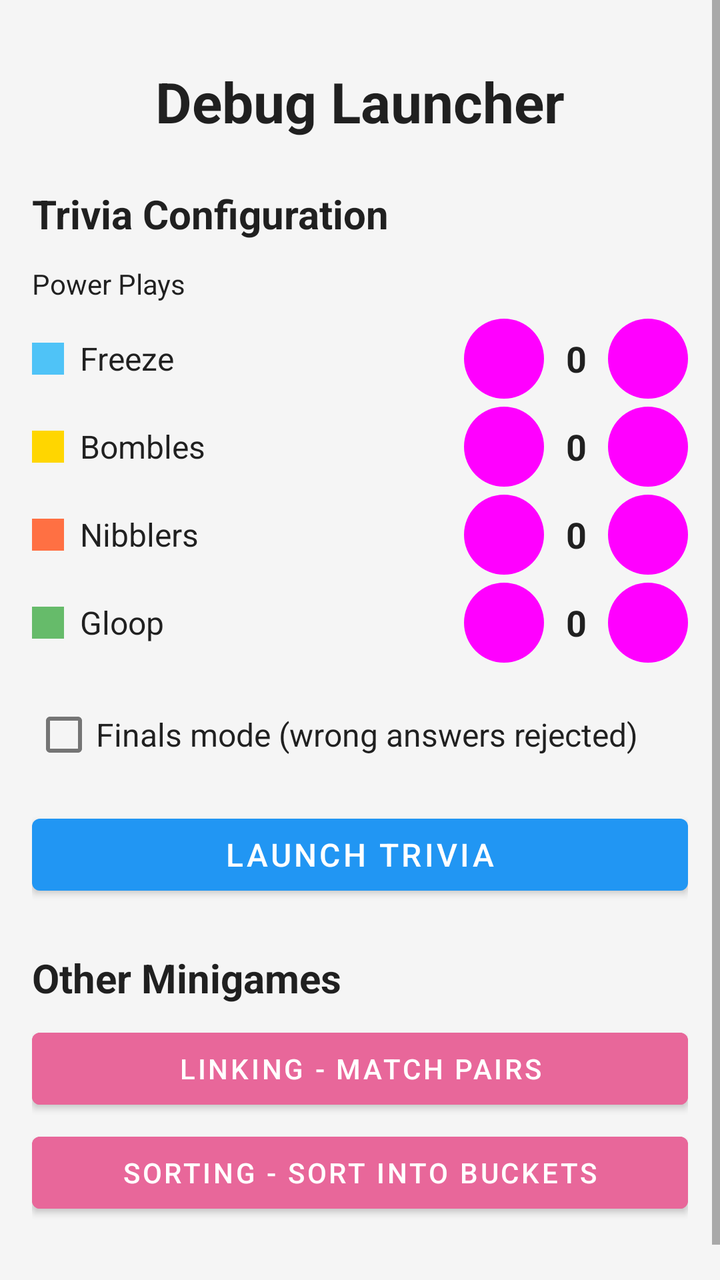
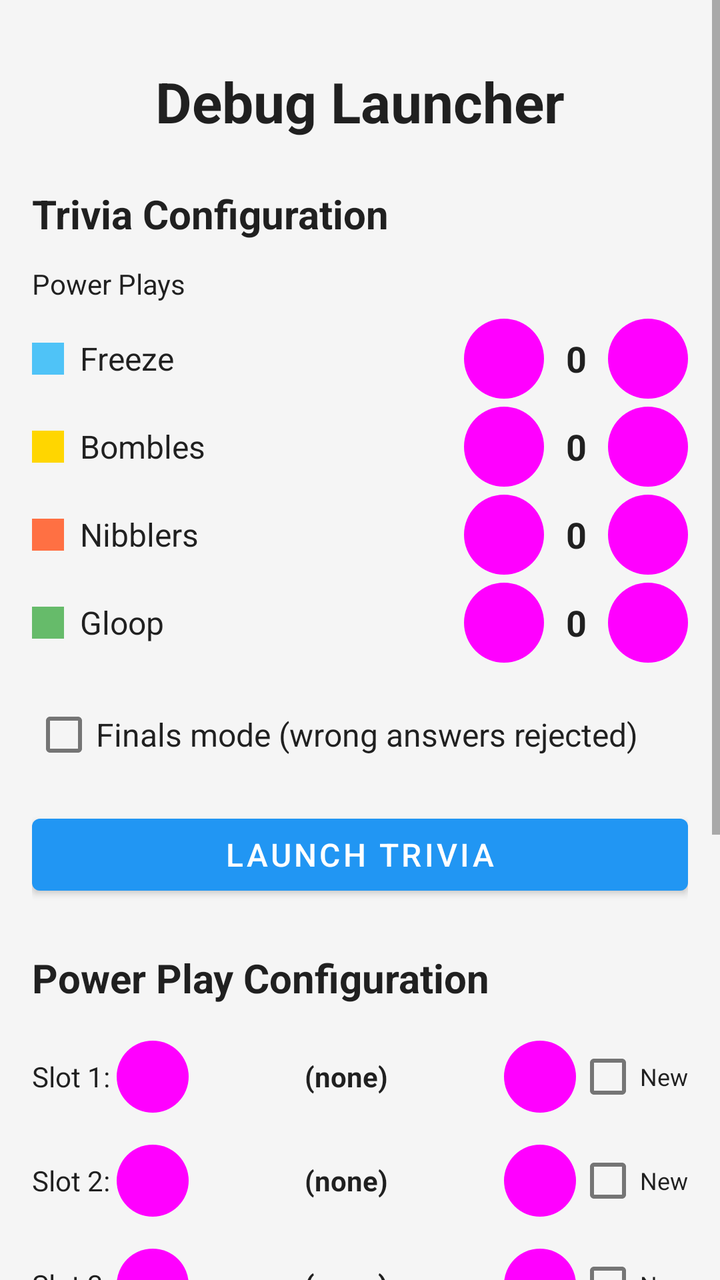

Two renders of the same Android screen: before a commit and after it. Below are the layout's source before the change and the commit's diff.
<!-- AndroidManifest.xml: application theme Theme.GameRemoteClient -->
<!-- res/layout/fragment_debug_launcher.xml -->
<?xml version="1.0" encoding="utf-8"?>
<ScrollView xmlns:android="http://schemas.android.com/apk/res/android"
    android:layout_width="match_parent"
    android:layout_height="match_parent"
    android:background="@color/background"
    android:fillViewport="true">

    <LinearLayout
        android:layout_width="match_parent"
        android:layout_height="wrap_content"
        android:orientation="vertical"
        android:padding="16dp">

        <TextView
            android:layout_width="match_parent"
            android:layout_height="wrap_content"
            android:text="Debug Launcher"
            android:textSize="28sp"
            android:textStyle="bold"
            android:textColor="@color/text_primary"
            android:gravity="center"
            android:layout_marginTop="16dp"
            android:layout_marginBottom="24dp" />

        
        <TextView
            android:layout_width="match_parent"
            android:layout_height="wrap_content"
            android:text="Trivia Configuration"
            android:textSize="20sp"
            android:textStyle="bold"
            android:textColor="@color/text_primary"
            android:layout_marginBottom="12dp" />

        
        <TextView
            android:layout_width="match_parent"
            android:layout_height="wrap_content"
            android:text="Power Plays"
            android:textSize="14sp"
            android:textColor="@color/text_primary"
            android:layout_marginBottom="8dp" />

        
        <LinearLayout
            android:layout_width="match_parent"
            android:layout_height="wrap_content"
            android:orientation="horizontal"
            android:gravity="center_vertical"
            android:layout_marginBottom="4dp">

            <View
                android:layout_width="16dp"
                android:layout_height="16dp"
                android:layout_marginEnd="8dp"
                android:background="#4FC3F7" />

            <TextView
                android:layout_width="0dp"
                android:layout_height="wrap_content"
                android:layout_weight="1"
                android:text="Freeze"
                android:textSize="16sp"
                android:textColor="@color/text_primary" />

            <com.google.android.material.button.MaterialButton
                android:id="@+id/btnFreezeMinus"
                style="@style/Widget.Material3.Button.TonalButton"
                android:layout_width="40dp"
                android:layout_height="40dp"
                android:text="-"
                android:textSize="18sp"
                android:padding="0dp"
                android:insetTop="0dp"
                android:insetBottom="0dp" />

            <TextView
                android:id="@+id/txtFreezeCount"
                android:layout_width="32dp"
                android:layout_height="wrap_content"
                android:text="0"
                android:textSize="18sp"
                android:textStyle="bold"
                android:textColor="@color/text_primary"
                android:gravity="center" />

            <com.google.android.material.button.MaterialButton
                android:id="@+id/btnFreezePlus"
                style="@style/Widget.Material3.Button.TonalButton"
                android:layout_width="40dp"
                android:layout_height="40dp"
                android:text="+"
                android:textSize="18sp"
                android:padding="0dp"
                android:insetTop="0dp"
                android:insetBottom="0dp" />
        </LinearLayout>

        
        <LinearLayout
            android:layout_width="match_parent"
            android:layout_height="wrap_content"
            android:orientation="horizontal"
            android:gravity="center_vertical"
            android:layout_marginBottom="4dp">

            <View
                android:layout_width="16dp"
                android:layout_height="16dp"
                android:layout_marginEnd="8dp"
                android:background="#FFD600" />

            <TextView
                android:layout_width="0dp"
                android:layout_height="wrap_content"
                android:layout_weight="1"
                android:text="Bombles"
                android:textSize="16sp"
                android:textColor="@color/text_primary" />

            <com.google.android.material.button.MaterialButton
                android:id="@+id/btnBomblesMinus"
                style="@style/Widget.Material3.Button.TonalButton"
                android:layout_width="40dp"
                android:layout_height="40dp"
                android:text="-"
                android:textSize="18sp"
                android:padding="0dp"
                android:insetTop="0dp"
                android:insetBottom="0dp" />

            <TextView
                android:id="@+id/txtBomblesCount"
                android:layout_width="32dp"
                android:layout_height="wrap_content"
                android:text="0"
                android:textSize="18sp"
                android:textStyle="bold"
                android:textColor="@color/text_primary"
                android:gravity="center" />

            <com.google.android.material.button.MaterialButton
                android:id="@+id/btnBomblesPlus"
                style="@style/Widget.Material3.Button.TonalButton"
                android:layout_width="40dp"
                android:layout_height="40dp"
                android:text="+"
                android:textSize="18sp"
                android:padding="0dp"
                android:insetTop="0dp"
                android:insetBottom="0dp" />
        </LinearLayout>

        
        <LinearLayout
            android:layout_width="match_parent"
            android:layout_height="wrap_content"
            android:orientation="horizontal"
            android:gravity="center_vertical"
            android:layout_marginBottom="4dp">

            <View
                android:layout_width="16dp"
                android:layout_height="16dp"
                android:layout_marginEnd="8dp"
                android:background="#FF7043" />

            <TextView
                android:layout_width="0dp"
                android:layout_height="wrap_content"
                android:layout_weight="1"
                android:text="Nibblers"
                android:textSize="16sp"
                android:textColor="@color/text_primary" />

            <com.google.android.material.button.MaterialButton
                android:id="@+id/btnNibblersMinus"
                style="@style/Widget.Material3.Button.TonalButton"
                android:layout_width="40dp"
                android:layout_height="40dp"
                android:text="-"
                android:textSize="18sp"
                android:padding="0dp"
                android:insetTop="0dp"
                android:insetBottom="0dp" />

            <TextView
                android:id="@+id/txtNibblersCount"
                android:layout_width="32dp"
                android:layout_height="wrap_content"
                android:text="0"
                android:textSize="18sp"
                android:textStyle="bold"
                android:textColor="@color/text_primary"
                android:gravity="center" />

            <com.google.android.material.button.MaterialButton
                android:id="@+id/btnNibblersPlus"
                style="@style/Widget.Material3.Button.TonalButton"
                android:layout_width="40dp"
                android:layout_height="40dp"
                android:text="+"
                android:textSize="18sp"
                android:padding="0dp"
                android:insetTop="0dp"
                android:insetBottom="0dp" />
        </LinearLayout>

        
        <LinearLayout
            android:layout_width="match_parent"
            android:layout_height="wrap_content"
            android:orientation="horizontal"
            android:gravity="center_vertical"
            android:layout_marginBottom="12dp">

            <View
                android:layout_width="16dp"
                android:layout_height="16dp"
                android:layout_marginEnd="8dp"
                android:background="#66BB6A" />

            <TextView
                android:layout_width="0dp"
                android:layout_height="wrap_content"
                android:layout_weight="1"
                android:text="Gloop"
                android:textSize="16sp"
                android:textColor="@color/text_primary" />

            <com.google.android.material.button.MaterialButton
                android:id="@+id/btnGloopMinus"
                style="@style/Widget.Material3.Button.TonalButton"
                android:layout_width="40dp"
                android:layout_height="40dp"
                android:text="-"
                android:textSize="18sp"
                android:padding="0dp"
                android:insetTop="0dp"
                android:insetBottom="0dp" />

            <TextView
                android:id="@+id/txtGloopCount"
                android:layout_width="32dp"
                android:layout_height="wrap_content"
                android:text="0"
                android:textSize="18sp"
                android:textStyle="bold"
                android:textColor="@color/text_primary"
                android:gravity="center" />

            <com.google.android.material.button.MaterialButton
                android:id="@+id/btnGloopPlus"
                style="@style/Widget.Material3.Button.TonalButton"
                android:layout_width="40dp"
                android:layout_height="40dp"
                android:text="+"
                android:textSize="18sp"
                android:padding="0dp"
                android:insetTop="0dp"
                android:insetBottom="0dp" />
        </LinearLayout>

        
        <com.google.android.material.checkbox.MaterialCheckBox
            android:id="@+id/chkFinals"
            android:layout_width="match_parent"
            android:layout_height="wrap_content"
            android:text="Finals mode (wrong answers rejected)"
            android:textSize="16sp"
            android:textColor="@color/text_primary"
            android:layout_marginBottom="12dp" />

        
        <com.google.android.material.button.MaterialButton
            android:id="@+id/btnLaunchTrivia"
            android:layout_width="match_parent"
            android:layout_height="wrap_content"
            android:text="Launch Trivia"
            android:textSize="16sp"
            android:layout_marginBottom="24dp" />

        
        <TextView
            android:layout_width="match_parent"
            android:layout_height="wrap_content"
            android:text="Other Minigames"
            android:textSize="20sp"
            android:textStyle="bold"
            android:textColor="@color/text_primary"
            android:layout_marginBottom="8dp" />

        <com.google.android.material.button.MaterialButton
            android:id="@+id/btnLinking"
            android:layout_width="match_parent"
            android:layout_height="wrap_content"
            android:text="Linking - Match Pairs"
            android:backgroundTint="#E8679A"
            android:layout_marginBottom="4dp" />

        <com.google.android.material.button.MaterialButton
            android:id="@+id/btnSorting"
            android:layout_width="match_parent"
            android:layout_height="wrap_content"
            android:text="Sorting - Sort Into Buckets"
            android:backgroundTint="#E8679A"
            android:layout_marginBottom="32dp" />

    </LinearLayout>
</ScrollView>
<!-- resources referenced by this layout -->
<resources>
  <color name="background">#FFF5F5F5</color>
  <color name="text_primary">#DE000000</color>
  <style name="Theme.GameRemoteClient" parent="Theme.MaterialComponents.DayNight.NoActionBar">
          <item name="colorPrimary">@color/primary</item>
          <item name="colorPrimaryDark">@color/primary_dark</item>
          <item name="colorAccent">@color/accent</item>
          <item name="android:windowBackground">@color/background</item>
          <item name="android:windowLayoutInDisplayCutoutMode">shortEdges</item>
      </style>
  <color name="primary">#FF2196F3</color>
  <color name="primary_dark">#FF1976D2</color>
  <color name="accent">#FFFF5722</color>
</resources>

<!-- the commit's change to res/layout/fragment_debug_launcher.xml (unified diff, before → after) -->
@@ -284,6 +284,246 @@
         <TextView
             android:layout_width="match_parent"
             android:layout_height="wrap_content"
+            android:text="Power Play Configuration"
+            android:textSize="20sp"
+            android:textStyle="bold"
+            android:textColor="@color/text_primary"
+            android:layout_marginBottom="12dp" />
+
+        
+        <LinearLayout
+            android:layout_width="match_parent"
+            android:layout_height="wrap_content"
+            android:orientation="horizontal"
+            android:gravity="center_vertical"
+            android:layout_marginBottom="4dp">
+
+            <TextView
+                android:layout_width="wrap_content"
+                android:layout_height="wrap_content"
+                android:text="Slot 1: "
+                android:textSize="14sp"
+                android:textColor="@color/text_primary" />
+
+            <com.google.android.material.button.MaterialButton
+                android:id="@+id/btnPPSlot1Prev"
+                style="@style/Widget.Material3.Button.TonalButton"
+                android:layout_width="36dp"
+                android:layout_height="36dp"
+                android:text="&lt;"
+                android:textSize="16sp"
+                android:padding="0dp"
+                android:insetTop="0dp"
+                android:insetBottom="0dp" />
+
+            <TextView
+                android:id="@+id/txtPPSlot1"
+                android:layout_width="0dp"
+                android:layout_height="wrap_content"
+                android:layout_weight="1"
+                android:text="(none)"
+                android:textSize="14sp"
+                android:textStyle="bold"
+                android:textColor="@color/text_primary"
+                android:gravity="center" />
+
+            <com.google.android.material.button.MaterialButton
+                android:id="@+id/btnPPSlot1Next"
+                style="@style/Widget.Material3.Button.TonalButton"
+                android:layout_width="36dp"
+                android:layout_height="36dp"
+                android:text="&gt;"
+                android:textSize="16sp"
+                android:padding="0dp"
+                android:insetTop="0dp"
+                android:insetBottom="0dp" />
+
+            <com.google.android.material.checkbox.MaterialCheckBox
+                android:id="@+id/chkPPSlot1New"
+                android:layout_width="wrap_content"
+                android:layout_height="wrap_content"
+                android:text="New"
+                android:textSize="12sp"
+                android:textColor="@color/text_primary" />
+        </LinearLayout>
+
+        
+        <LinearLayout
+            android:layout_width="match_parent"
+            android:layout_height="wrap_content"
+            android:orientation="horizontal"
+            android:gravity="center_vertical"
+            android:layout_marginBottom="4dp">
+
+            <TextView
+                android:layout_width="wrap_content"
+                android:layout_height="wrap_content"
+                android:text="Slot 2: "
+                android:textSize="14sp"
+                android:textColor="@color/text_primary" />
+
+            <com.google.android.material.button.MaterialButton
+                android:id="@+id/btnPPSlot2Prev"
+                style="@style/Widget.Material3.Button.TonalButton"
+                android:layout_width="36dp"
+                android:layout_height="36dp"
+                android:text="&lt;"
+                android:textSize="16sp"
+                android:padding="0dp"
+                android:insetTop="0dp"
+                android:insetBottom="0dp" />
+
+            <TextView
+                android:id="@+id/txtPPSlot2"
+                android:layout_width="0dp"
+                android:layout_height="wrap_content"
+                android:layout_weight="1"
+                android:text="(none)"
+                android:textSize="14sp"
+                android:textStyle="bold"
+                android:textColor="@color/text_primary"
+                android:gravity="center" />
+
+            <com.google.android.material.button.MaterialButton
+                android:id="@+id/btnPPSlot2Next"
+                style="@style/Widget.Material3.Button.TonalButton"
+                android:layout_width="36dp"
+                android:layout_height="36dp"
+                android:text="&gt;"
+                android:textSize="16sp"
+                android:padding="0dp"
+                android:insetTop="0dp"
+                android:insetBottom="0dp" />
+
+            <com.google.android.material.checkbox.MaterialCheckBox
+                android:id="@+id/chkPPSlot2New"
+                android:layout_width="wrap_content"
+                android:layout_height="wrap_content"
+                android:text="New"
+                android:textSize="12sp"
+                android:textColor="@color/text_primary" />
+        </LinearLayout>
+
+        
+        <LinearLayout
+            android:layout_width="match_parent"
+            android:layout_height="wrap_content"
+            android:orientation="horizontal"
+            android:gravity="center_vertical"
+            android:layout_marginBottom="8dp">
+
+            <TextView
+                android:layout_width="wrap_content"
+                android:layout_height="wrap_content"
+                android:text="Slot 3: "
+                android:textSize="14sp"
+                android:textColor="@color/text_primary" />
+
+            <com.google.android.material.button.MaterialButton
+                android:id="@+id/btnPPSlot3Prev"
+                style="@style/Widget.Material3.Button.TonalButton"
+                android:layout_width="36dp"
+                android:layout_height="36dp"
+                android:text="&lt;"
+                android:textSize="16sp"
+                android:padding="0dp"
+                android:insetTop="0dp"
+                android:insetBottom="0dp" />
+
+            <TextView
+                android:id="@+id/txtPPSlot3"
+                android:layout_width="0dp"
+                android:layout_height="wrap_content"
+                android:layout_weight="1"
+                android:text="(none)"
+                android:textSize="14sp"
+                android:textStyle="bold"
+                android:textColor="@color/text_primary"
+                android:gravity="center" />
+
+            <com.google.android.material.button.MaterialButton
+                android:id="@+id/btnPPSlot3Next"
+                style="@style/Widget.Material3.Button.TonalButton"
+                android:layout_width="36dp"
+                android:layout_height="36dp"
+                android:text="&gt;"
+                android:textSize="16sp"
+                android:padding="0dp"
+                android:insetTop="0dp"
+                android:insetBottom="0dp" />
+
+            <com.google.android.material.checkbox.MaterialCheckBox
+                android:id="@+id/chkPPSlot3New"
+                android:layout_width="wrap_content"
+                android:layout_height="wrap_content"
+                android:text="New"
+                android:textSize="12sp"
+                android:textColor="@color/text_primary" />
+        </LinearLayout>
+
+        
+        <LinearLayout
+            android:layout_width="match_parent"
+            android:layout_height="wrap_content"
+            android:orientation="horizontal"
+            android:gravity="center_vertical"
+            android:layout_marginBottom="12dp">
+
+            <TextView
+                android:layout_width="0dp"
+                android:layout_height="wrap_content"
+                android:layout_weight="1"
+                android:text="Target players"
+                android:textSize="16sp"
+                android:textColor="@color/text_primary" />
+
+            <com.google.android.material.button.MaterialButton
+                android:id="@+id/btnTargetsMinus"
+                style="@style/Widget.Material3.Button.TonalButton"
+                android:layout_width="40dp"
+                android:layout_height="40dp"
+                android:text="-"
+                android:textSize="18sp"
+                android:padding="0dp"
+                android:insetTop="0dp"
+                android:insetBottom="0dp" />
+
+            <TextView
+                android:id="@+id/txtTargetsCount"
+                android:layout_width="32dp"
+                android:layout_height="wrap_content"
+                android:text="3"
+                android:textSize="18sp"
+                android:textStyle="bold"
+                android:textColor="@color/text_primary"
+                android:gravity="center" />
+
+            <com.google.android.material.button.MaterialButton
+                android:id="@+id/btnTargetsPlus"
+                style="@style/Widget.Material3.Button.TonalButton"
+                android:layout_width="40dp"
+                android:layout_height="40dp"
+                android:text="+"
+                android:textSize="18sp"
+                android:padding="0dp"
+                android:insetTop="0dp"
+                android:insetBottom="0dp" />
+        </LinearLayout>
+
+        
+        <com.google.android.material.button.MaterialButton
+            android:id="@+id/btnLaunchPowerPlay"
+            android:layout_width="match_parent"
+            android:layout_height="wrap_content"
+            android:text="Launch Power Play"
+            android:textSize="16sp"
+            android:backgroundTint="#E8A040"
+            android:layout_marginBottom="24dp" />
+
+        
+        <TextView
+            android:layout_width="match_parent"
+            android:layout_height="wrap_content"
             android:text="Other Minigames"
             android:textSize="20sp"
             android:textStyle="bold"
